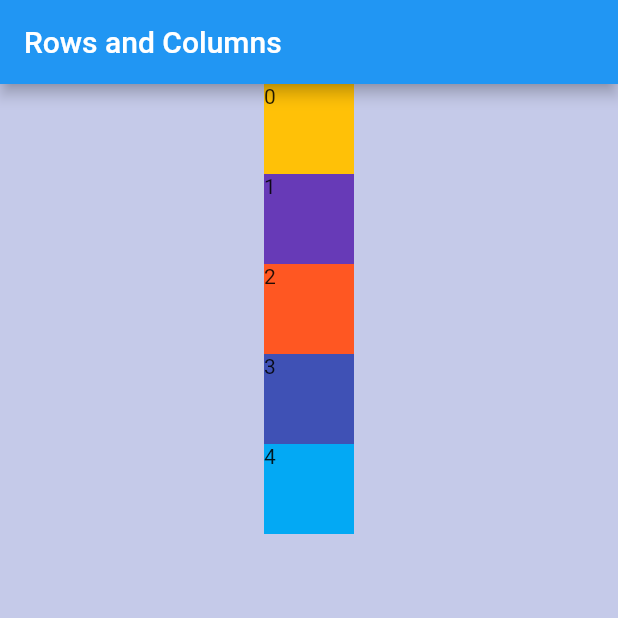
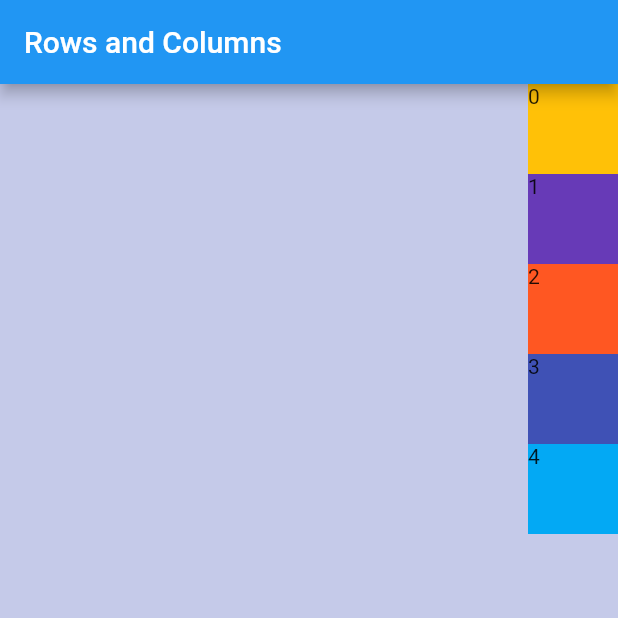
Before and after one commit to ozgursarikamis/flutter-layouts, a Flutter app: the screen it shows after launch, on a phone screen of 412 x 824 dp, the top half of it. Run offline on Flutter 3.47's test engine with Material 2 defaults, Android fonts, the phone set to English and light mode, and no system bars.

Commit message:
MainAxisAlignment, CrossAxisAlignment

```diff
--- a/lib/main.dart
+++ b/lib/main.dart
@@ -34,6 +34,8 @@ class Home extends StatelessWidget {
       width: sizeX,
       height: sizeY,
       child: Column(
+        mainAxisAlignment: MainAxisAlignment.start,
+        crossAxisAlignment: CrossAxisAlignment.end,
         children: createSquares(5),
       ),
     );
```
